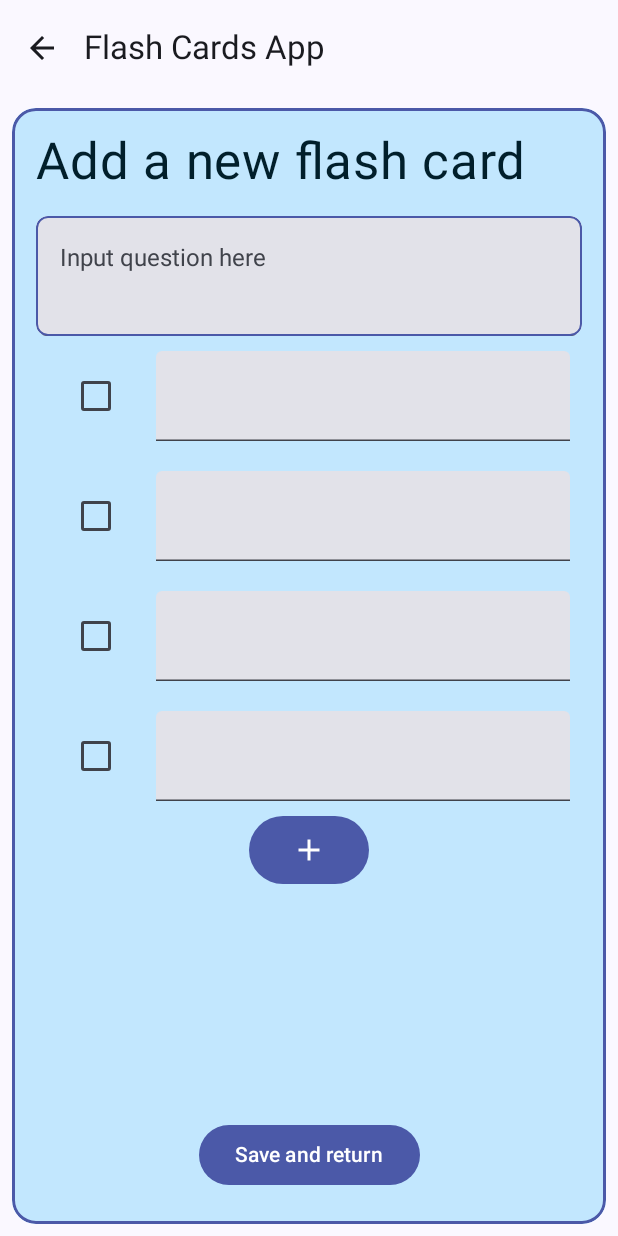
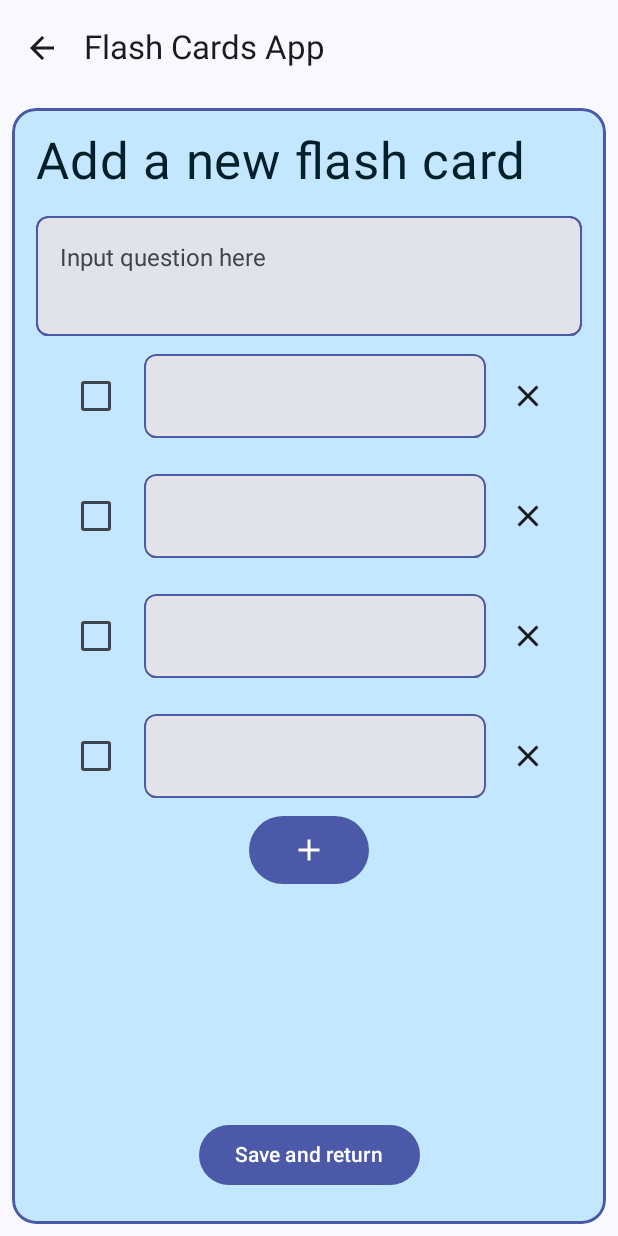
Before and after one commit to pauljackways/FlashCardApp, an Android app built with Jetpack Compose: the CreateCard screen opened through its navigation route, on a phone screen of 412 x 824 dp. Run offline under Robolectric (Android 15) with nearby library versions, the phone set to English and light mode, and no system bars.

Commit message:
Added option remove button to create/edit screen. Added wrap grow to text inputs

```diff
--- a/app/src/main/java/nz/ac/canterbury/seng303/flashcardapp/screens/CreateCardScreen.kt
+++ b/app/src/main/java/nz/ac/canterbury/seng303/flashcardapp/screens/CreateCardScreen.kt
@@ -3,6 +3,7 @@ package nz.ac.canterbury.seng303.flashcardapp.screens
 import android.app.AlertDialog
 import androidx.compose.foundation.background
 import androidx.compose.foundation.border
+import androidx.compose.foundation.clickable
 import androidx.compose.foundation.layout.Arrangement
 import androidx.compose.foundation.layout.Column
 import androidx.compose.foundation.layout.Row
@@ -12,12 +13,15 @@ import androidx.compose.foundation.layout.fillMaxWidth
 import androidx.compose.foundation.layout.height
 import androidx.compose.foundation.layout.heightIn
 import androidx.compose.foundation.layout.padding
+import androidx.compose.foundation.layout.size
 import androidx.compose.foundation.layout.width
+import androidx.compose.foundation.layout.wrapContentHeight
 import androidx.compose.foundation.rememberScrollState
 import androidx.compose.foundation.shape.RoundedCornerShape
 import androidx.compose.foundation.verticalScroll
 import androidx.compose.material.icons.Icons
 import androidx.compose.material.icons.filled.Add
+import androidx.compose.material.icons.filled.Close
 import androidx.compose.material3.Button
 import androidx.compose.material3.Checkbox
 import androidx.compose.material3.ExperimentalMaterial3Api
@@ -106,14 +110,17 @@ fun CreateCard(navController: NavController, cardViewModel: CardViewModel, id: S
                 },
                 modifier = Modifier
                     .fillMaxWidth()
-                    .height(80.dp)
                     .clip(RoundedCornerShape(8.dp))
                     .border(1.dp, LightButtonPurple, RoundedCornerShape(8.dp))
+                    .wrapContentHeight()
+                    .heightIn(min = 80.dp)
+                    .border(1.dp, LightButtonPurple, RoundedCornerShape(8.dp)),
+                maxLines = Int.MAX_VALUE
             )
             createCardViewModel.options.forEachIndexed { index, rowState ->
-
                 Row(
                     verticalAlignment = Alignment.CenterVertically,
+                    horizontalArrangement = Arrangement.SpaceBetween,
                     modifier = Modifier
                         .fillMaxWidth()
                         .padding(8.dp)
@@ -126,9 +133,6 @@ fun CreateCard(navController: NavController, cardViewModel: CardViewModel, id: S
                         },
                         modifier = Modifier.padding(8.dp)
                     )
-
-                    Spacer(modifier = Modifier.width(8.dp))
-
                     TextField(
                         value = createCardViewModel.options[index].option,
                         onValueChange = { newValue ->
@@ -136,8 +140,23 @@ fun CreateCard(navController: NavController, cardViewModel: CardViewModel, id: S
                         },
                         textStyle = TextStyle(fontSize = 16.sp),
                         modifier = Modifier
+                            .fillMaxWidth()
+                            .clip(RoundedCornerShape(8.dp))
                             .weight(1f)
-                            .height(60.dp)
+                            .wrapContentHeight()
+                            .heightIn(min = 50.dp)
+                            .border(1.dp, LightButtonPurple, RoundedCornerShape(8.dp)),
+                        maxLines = Int.MAX_VALUE
+                    )
+                    Icon(
+                        imageVector = Icons.Default.Close,
+                        contentDescription = "Remove Icon",
+                        modifier = Modifier
+                            .padding(16.dp)
+                            .size(24.dp)
+                            .clickable {
+                                createCardViewModel.removeOption(index)
+                            }
                     )
                 }
             }
```
